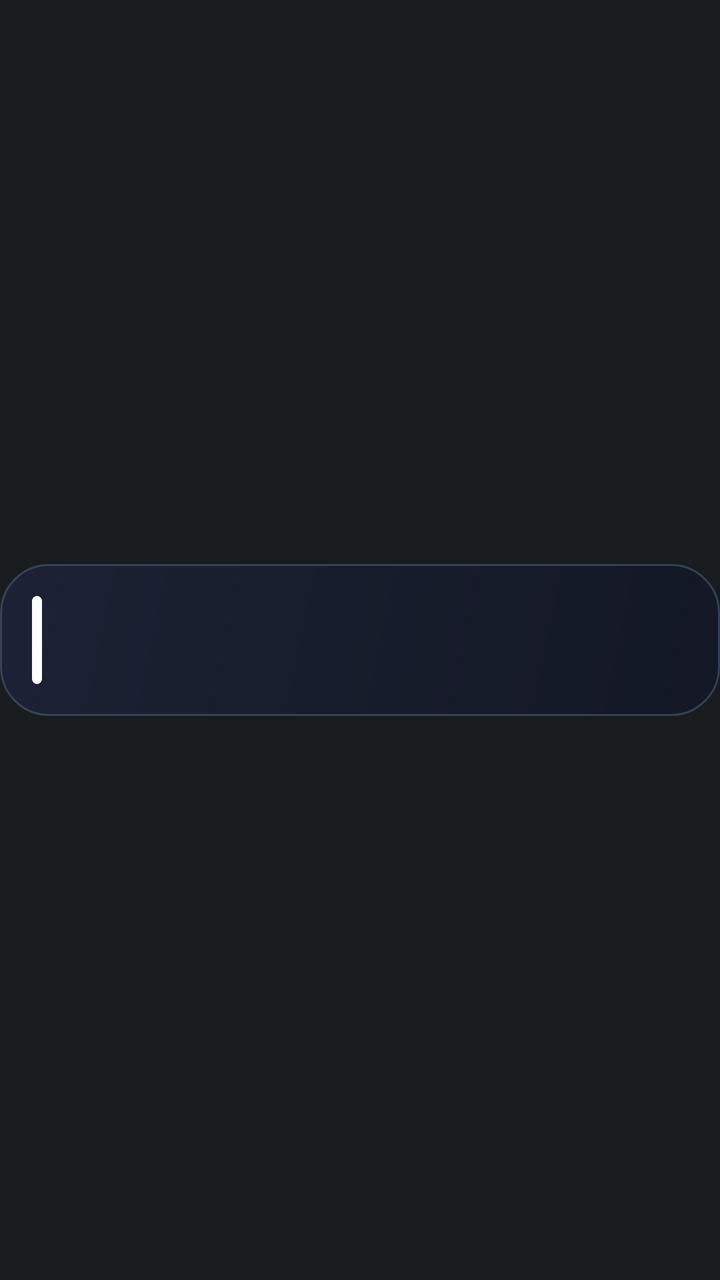
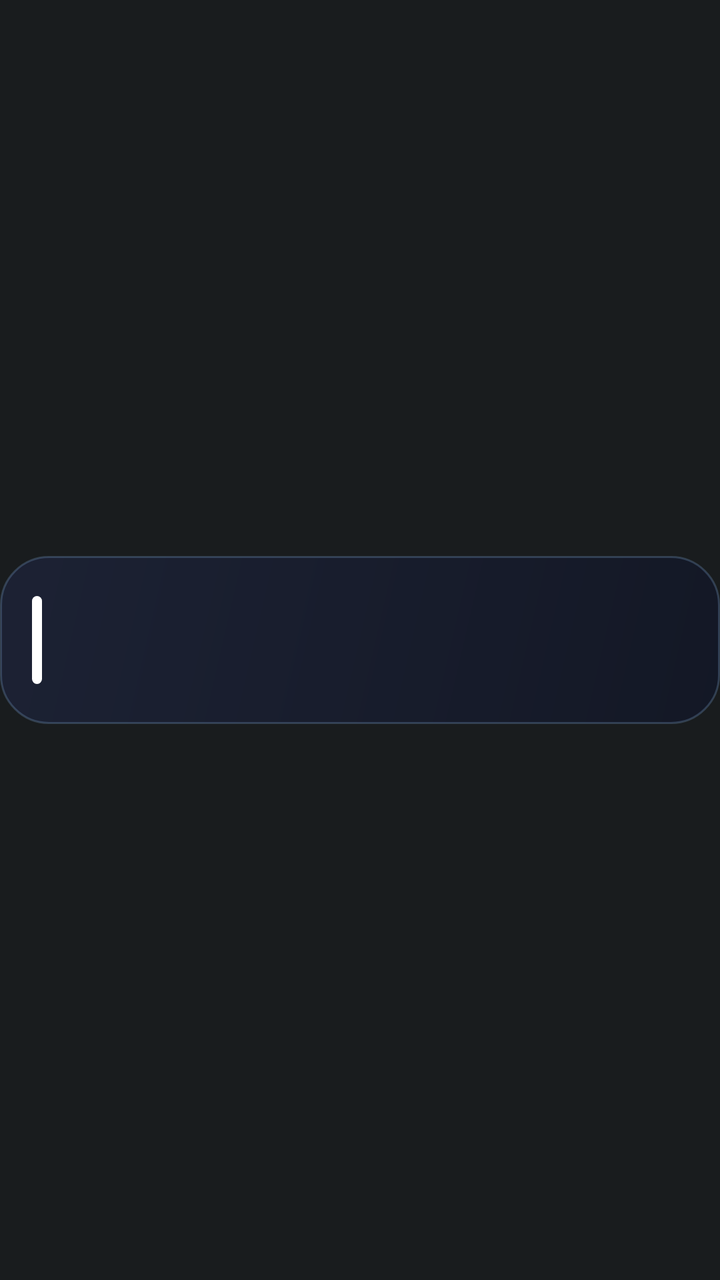

Before-and-after screenshots of an Android layout around one commit, followed by the original layout XML and the change that was made.
<!-- AndroidManifest.xml: application theme Theme.AtAGlancePlus -->
<!-- res/layout/card_calendar.xml -->
<?xml version="1.0" encoding="utf-8"?>
<FrameLayout xmlns:android="http://schemas.android.com/apk/res/android"
    android:id="@+id/card_root"
    style="@style/AagCardRoot">

    <LinearLayout
        android:id="@+id/card_body"
        style="@style/AagCardBody"
        android:background="@drawable/card_bg_calendar"
        android:gravity="center_vertical"
        android:orientation="horizontal">

        <ImageView
            android:id="@+id/calendar_bar"
            android:layout_width="5dp"
            android:layout_height="44dp"
            android:contentDescription="@null"
            android:src="@drawable/calendar_bar" />

        <LinearLayout
            android:layout_width="0dp"
            android:layout_height="wrap_content"
            android:layout_marginStart="10dp"
            android:layout_weight="1"
            android:orientation="vertical">

            <TextView
                android:id="@+id/calendar_title"
                style="@style/AagText.Title"
                android:layout_width="match_parent"
                android:layout_height="wrap_content" />

            <TextView
                android:id="@+id/calendar_detail"
                style="@style/AagText.Detail"
                android:layout_width="match_parent"
                android:layout_height="wrap_content"
                android:textColor="#FFCBD5E1" />
        </LinearLayout>

        <LinearLayout
            android:id="@+id/complications"
            android:layout_width="84dp"
            android:layout_height="match_parent"
            android:layout_marginStart="8dp"
            android:gravity="center_vertical"
            android:orientation="vertical"
            android:visibility="gone" />
    </LinearLayout>

    
    <ImageView
        android:id="@+id/hold_bar"
        android:layout_width="match_parent"
        android:layout_height="76dp"
        android:layout_gravity="center_vertical"
        android:contentDescription="@null"
        android:duplicateParentState="true"
        android:scaleType="fitXY"
        android:src="@drawable/hold_bar_red_400" />
</FrameLayout>
<!-- resources referenced by this layout -->
<resources>
  <!-- drawable calendar_bar (drawable) -->
  <?xml version="1.0" encoding="utf-8"?>
  <shape xmlns:android="http://schemas.android.com/apk/res/android" android:shape="rectangle">
      <solid android:color="#FFFFFFFF" />
      <corners android:radius="3dp" />
  </shape>
  <!-- drawable card_bg_calendar (drawable) -->
  <?xml version="1.0" encoding="utf-8"?>
  <shape xmlns:android="http://schemas.android.com/apk/res/android" android:shape="rectangle">
      <gradient android:angle="315" android:startColor="#E61C2236" android:endColor="#E6121726" android:type="linear" />
      <stroke android:width="1dp" android:color="#3893C5FD" />
      <corners android:radius="24dp" />
  </shape>
  <!-- drawable hold_bar_red_400 (drawable) -->
  <?xml version="1.0" encoding="utf-8"?>
  <animated-selector xmlns:android="http://schemas.android.com/apk/res/android">
      <item
          android:id="@+id/hold_pressed"
          android:drawable="@drawable/hold_bar_red_full"
          android:state_pressed="true" />
      <item
          android:id="@+id/hold_idle"
          android:drawable="@drawable/hold_bar_empty" />
      <transition
          android:drawable="@drawable/avd_hold_red_400"
          android:fromId="@id/hold_idle"
          android:toId="@id/hold_pressed" />
  </animated-selector>
  <style name="AagCardBody">
          <item name="android:layout_width">match_parent</item>
          <item name="android:layout_height">76dp</item>
          <item name="android:layout_gravity">center_vertical</item>
          <item name="android:paddingStart">16dp</item>
          <item name="android:paddingEnd">18dp</item>
      </style>
  <style name="AagCardRoot">
          <item name="android:layout_width">match_parent</item>
          <item name="android:layout_height">88dp</item>
          <item name="android:clipChildren">false</item>
          <item name="android:clipToPadding">false</item>
      </style>
  <style name="AagText.Detail">
          <item name="android:textSize">13sp</item>
          <item name="android:fontFamily">sans-serif</item>
          <item name="android:lineHeight">17sp</item>
          <item name="android:letterSpacing">0.0077</item>
          <item name="android:textColor">#FFD8E2F0</item>
      </style>
  <style name="AagText.Title">
          <item name="android:textSize">17sp</item>
          <item name="android:fontFamily">sans-serif-medium</item>
          <item name="android:lineHeight">21sp</item>
      </style>
  <style name="Theme.AtAGlancePlus" parent="android:Theme.DeviceDefault.NoActionBar">
          <item name="android:windowLightStatusBar">false</item>
      </style>
  <!-- drawable hold_bar_empty (drawable) -->
  <?xml version="1.0" encoding="utf-8"?>
  <vector xmlns:android="http://schemas.android.com/apk/res/android"
      android:width="380dp"
      android:height="76dp"
      android:viewportWidth="380"
      android:viewportHeight="76">
      <path
          android:name="ring"
          android:pathData="M190.0,1.25 H356 A22.75,22.75 0 0 1 378.75,24 V52 A22.75,22.75 0 0 1 356,74.75 H24 A22.75,22.75 0 0 1 1.25,52 V24 A22.75,22.75 0 0 1 24,1.25 Z"
          android:strokeColor="#00000000"
          android:strokeLineCap="round"
          android:strokeWidth="2.5"
          android:trimPathEnd="0" />
  </vector>
  <!-- drawable hold_bar_red_zero (drawable) -->
  <?xml version="1.0" encoding="utf-8"?>
  <vector xmlns:android="http://schemas.android.com/apk/res/android"
      android:width="380dp"
      android:height="76dp"
      android:viewportWidth="380"
      android:viewportHeight="76">
      <path
          android:name="ring"
          android:pathData="M190.0,1.25 H356 A22.75,22.75 0 0 1 378.75,24 V52 A22.75,22.75 0 0 1 356,74.75 H24 A22.75,22.75 0 0 1 1.25,52 V24 A22.75,22.75 0 0 1 24,1.25 Z"
          android:strokeColor="#FFF43F5E"
          android:strokeLineCap="round"
          android:strokeWidth="2.5"
          android:trimPathEnd="0" />
  </vector>
  <!-- unchanged entries left out for length: 2 -->
</resources>

<!-- the commit's change to res/layout/card_calendar.xml (unified diff, before → after) -->
@@ -52,7 +52,7 @@
     <ImageView
         android:id="@+id/hold_bar"
         android:layout_width="match_parent"
-        android:layout_height="76dp"
+        android:layout_height="@dimen/card_body_height"
         android:layout_gravity="center_vertical"
         android:contentDescription="@null"
         android:duplicateParentState="true"
<!-- resource entries referenced after the edit -->
@@ -1,5 +1,6 @@
 <!-- resources referenced by this layout -->
 <resources>
+  <dimen name="card_body_height">84dp</dimen>
   <!-- drawable calendar_bar (drawable) -->
   <?xml version="1.0" encoding="utf-8"?>
   <shape xmlns:android="http://schemas.android.com/apk/res/android" android:shape="rectangle">
@@ -30,7 +31,7 @@
   </animated-selector>
   <style name="AagCardBody">
           <item name="android:layout_width">match_parent</item>
-          <item name="android:layout_height">76dp</item>
+          <item name="android:layout_height">@dimen/card_body_height</item>
           <item name="android:layout_gravity">center_vertical</item>
           <item name="android:paddingStart">16dp</item>
           <item name="android:paddingEnd">18dp</item>
